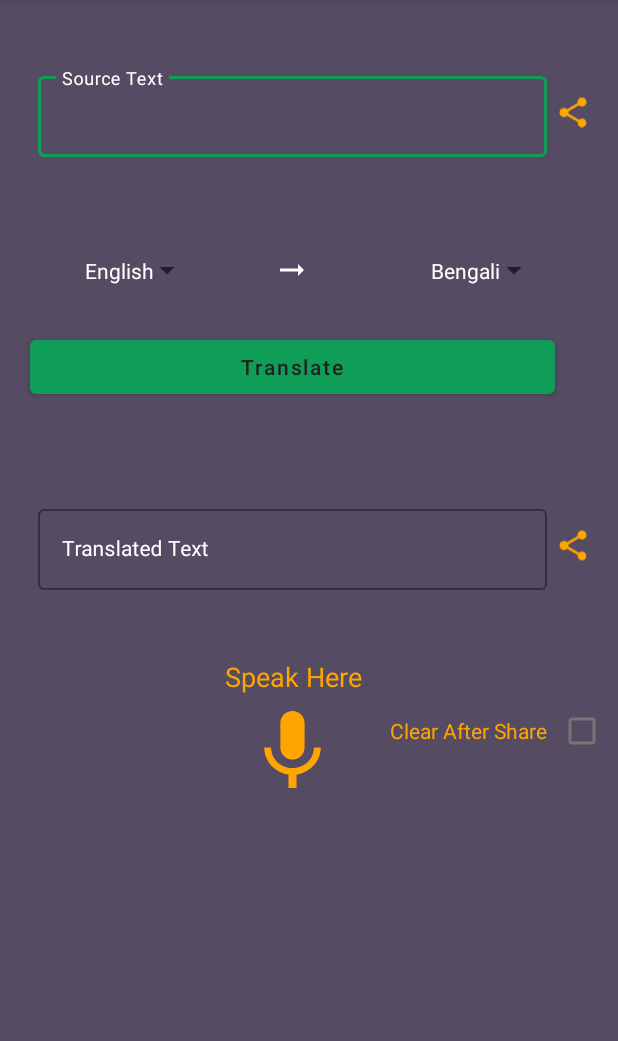
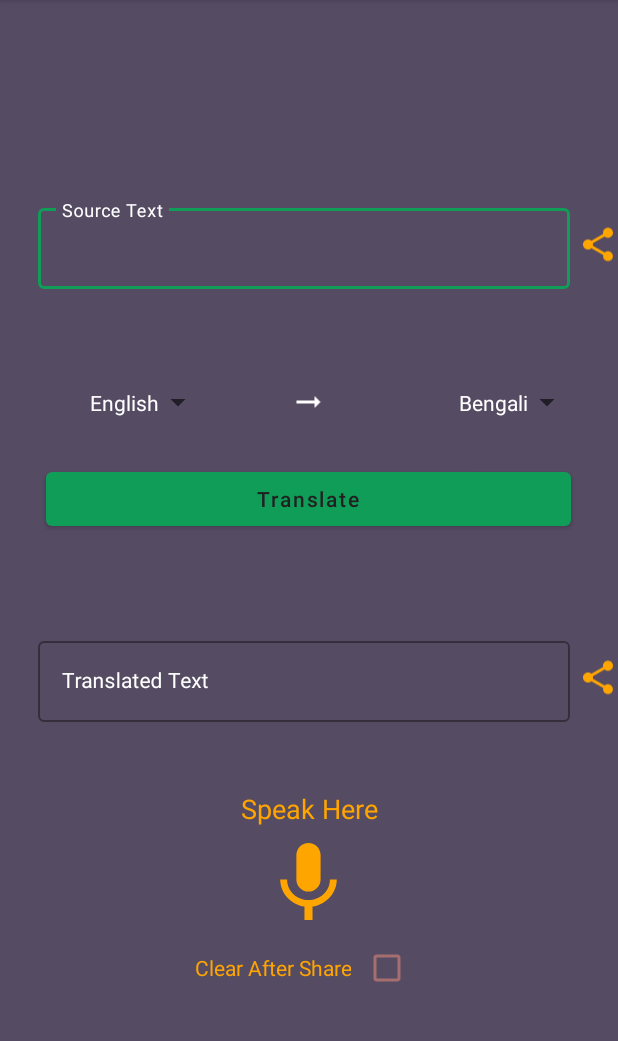
Before and after one commit to ArifurRahmanUAP/Just-Say, an Android app: the screen it shows after launch (MainActivity), on a phone screen of 412 x 824 dp, the part 84-1125 px from its top. Run offline under Robolectric (Android 15) with nearby library versions, the phone set to English and light mode, and no system bars; our stand-ins replace AdMob; libraries missing offline, so code that uses them is left out: com.google.firebase.ml; 4 statements that could not run were skipped.

Commit message:
responsive

```diff
--- a/app/src/main/res/layout/activity_main.xml
+++ b/app/src/main/res/layout/activity_main.xml
@@ -7,21 +7,26 @@
     android:layout_width="match_parent"
     android:layout_height="match_parent"
     tools:context=".MainActivity"
+    android:gravity="center"
     android:background="@color/black_shade_1"
     style="@style/AppTheme.MaterialTheme"
     android:orientation="vertical">
 
+
     <LinearLayout
         android:layout_width="match_parent"
         android:layout_height="150dp"
-        android:orientation="horizontal">
+        android:orientation="horizontal"
+        android:layout_marginTop="5dp"
+        android:weightSum="15">
 
         <com.google.android.material.textfield.TextInputLayout
             style="@style/Widget.MaterialComponents.TextInputLayout.OutlinedBox"
-            android:layout_width="350dp"
+            android:layout_width="0dp"
             android:layout_height="wrap_content"
             android:layout_gravity="center"
             android:layout_marginStart="20dp"
+            android:layout_weight="14"
             android:hint="@string/source_text"
             android:orientation="horizontal"
             android:padding="5dp"
@@ -38,21 +43,21 @@
                 android:textColor="@color/white"
                 android:textColorHint="@color/white"
                 android:textSize="14sp" />
-
         </com.google.android.material.textfield.TextInputLayout>
 
         <ImageView
             android:id="@+id/sourseTexeShare"
-            android:layout_width="wrap_content"
+            android:layout_width="0dp"
             android:layout_height="match_parent"
+            android:layout_weight="1"
             android:contentDescription="@string/share_button"
             android:src="@drawable/share"
             app:tint="@color/yellow"
-            tools:ignore="RedundantDescriptionCheck" />
+            tools:ignore="RedundantDescriptionCheck"/>
     </LinearLayout>
 
     <LinearLayout
-        android:layout_width="350dp"
+        android:layout_width="match_parent"
         android:layout_height="wrap_content"
         android:orientation="horizontal"
         android:weightSum="3"
@@ -62,7 +67,7 @@
 
         <Spinner
             android:id="@+id/idFromSpinner"
-            android:layout_width="8dp"
+            android:layout_width="0dp"
             android:layout_height="wrap_content"
             android:layout_margin="3dp"
             android:layout_weight="1"
@@ -71,7 +76,7 @@
             tools:ignore="SpeakableTextPresentCheck,TouchTargetSizeCheck" />
 
         <ImageView
-            android:layout_width="8dp"
+            android:layout_width="0dp"
             android:layout_height="wrap_content"
             android:layout_weight="1"
             android:src="@drawable/right"
@@ -80,7 +85,7 @@
 
         <Spinner
             android:id="@+id/idToSpinner"
-            android:layout_width="8dp"
+            android:layout_width="0dp"
             android:layout_height="wrap_content"
             android:layout_margin="3dp"
             android:layout_weight="1"
@@ -96,6 +101,7 @@
         android:layout_width="350dp"
         android:layout_height="wrap_content"
         android:layout_marginStart="20dp"
+        android:layout_gravity="center"
         android:layout_marginTop="20dp"
         android:layout_marginEnd="20dp"
         android:layout_marginBottom="20dp"
@@ -107,11 +113,12 @@
     <LinearLayout
         android:layout_width="match_parent"
         android:layout_height="150dp"
-        android:orientation="horizontal">
+        android:orientation="horizontal"
+        android:weightSum="15">
 
         <com.google.android.material.textfield.TextInputLayout
             style="@style/Widget.MaterialComponents.TextInputLayout.OutlinedBox"
-            android:layout_width="350dp"
+            android:layout_width="0dp"
             android:layout_height="wrap_content"
             android:layout_gravity="center"
             android:layout_marginStart="20dp"
@@ -119,13 +126,15 @@
             android:orientation="horizontal"
             android:padding="5dp"
             android:textColorHint="@color/white"
-            app:hintTextColor="@color/white">
+            app:hintTextColor="@color/white"
+            android:layout_weight="14">
 
             <com.google.android.material.textfield.TextInputEditText
                 android:id="@+id/idEdttranslated"
                 android:layout_width="match_parent"
                 android:layout_height="wrap_content"
                 android:ems="10"
+                android:layout_weight="14"
                 android:importantForAutofill="no"
                 android:inputType="textImeMultiLine|textMultiLine"
                 android:textColor="@color/white"
@@ -136,8 +145,9 @@
 
         <ImageView
             android:id="@+id/translatedTexeShare"
-            android:layout_width="wrap_content"
+            android:layout_width="0dp"
             android:layout_height="match_parent"
+            android:layout_weight="1"
             android:contentDescription="@string/share_button"
             android:src="@drawable/share"
             app:tint="@color/yellow"
@@ -152,48 +162,57 @@
         <TextView
             android:layout_width="match_parent"
             android:layout_height="wrap_content"
-            android:layout_marginStart="150dp"
-            android:textSize="18sp"
+            android:contentDescription="@string/say_something"
             android:text="@string/speak_here"
+            android:gravity="center"
             android:textColor="@color/yellow"
-            android:contentDescription="@string/say_something" />
+            android:textSize="18sp" />
 
     </LinearLayout>
 
     <LinearLayout
-        android:layout_width="wrap_content"
+        android:layout_width="match_parent"
         android:layout_height="wrap_content"
-        android:orientation="horizontal">
+        android:orientation="horizontal"
+        android:gravity="center">
 
         <ImageView
-            android:layout_gravity="center"
             android:id="@+id/idMic"
             android:layout_width="70dp"
             android:layout_height="70dp"
-            android:layout_marginStart="160dp"
+            android:gravity="right"
             android:contentDescription="@string/say_something"
-            android:gravity="center"
             android:paddingTop="5dp"
             android:src="@drawable/mic"
             app:tint="@color/yellow" />
+    </LinearLayout>
+
+
+    <LinearLayout
+            android:layout_width="wrap_content"
+            android:layout_height="wrap_content"
+            android:orientation="horizontal"
+            android:gravity="right">
 
         <TextView
             android:layout_width="wrap_content"
             android:layout_height="wrap_content"
             android:textColor="@color/yellow"
-            android:layout_marginLeft="30dp"
-            android:text="@string/clear_after_share"/>
+            android:text="@string/clear_after_share"
+            android:gravity="right"/>
 
         <CheckBox
+            android:id="@+id/checkBoxId"
             android:layout_width="wrap_content"
             android:layout_height="wrap_content"
-            android:id="@+id/checkBoxId" />
-    </LinearLayout>
+            android:buttonTint="#A66F6F" />
+        </LinearLayout>
 
     <com.google.android.gms.ads.AdView
         android:id="@+id/adView"
         android:layout_width="match_parent"
         android:layout_height="wrap_content"
+        android:layout_marginTop="15dp"
         ads:adSize="BANNER"
         ads:adUnitId="ca-app-pub-3940256099942544/6300978111"
         tools:ignore="NotSibling" />
```
